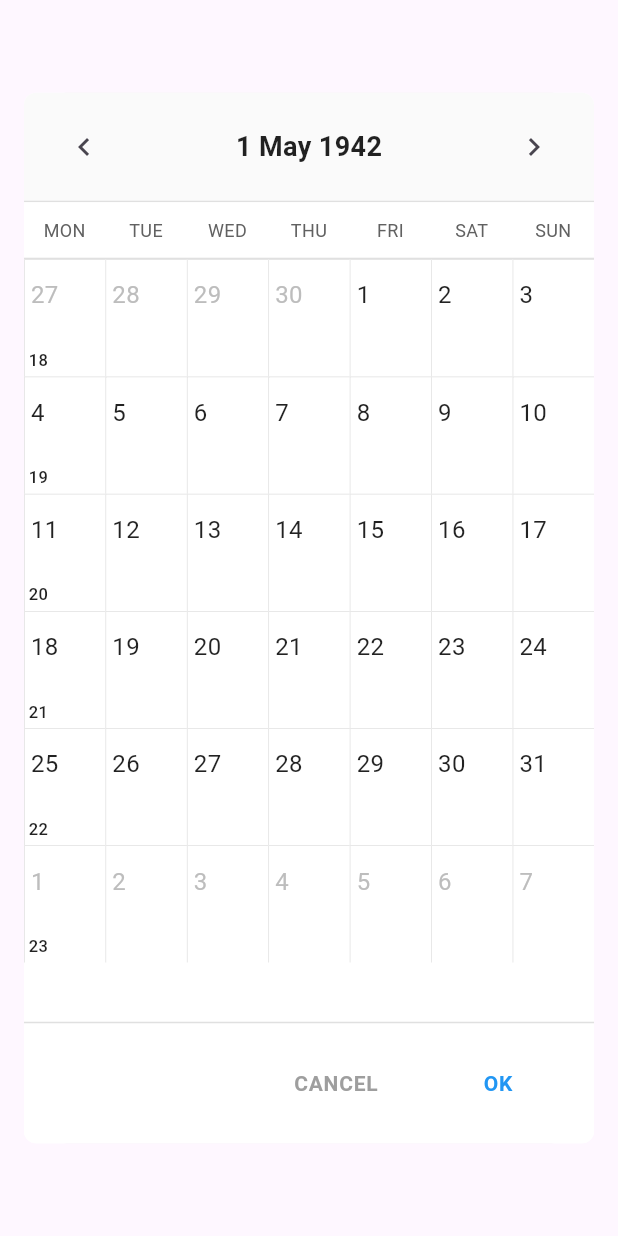
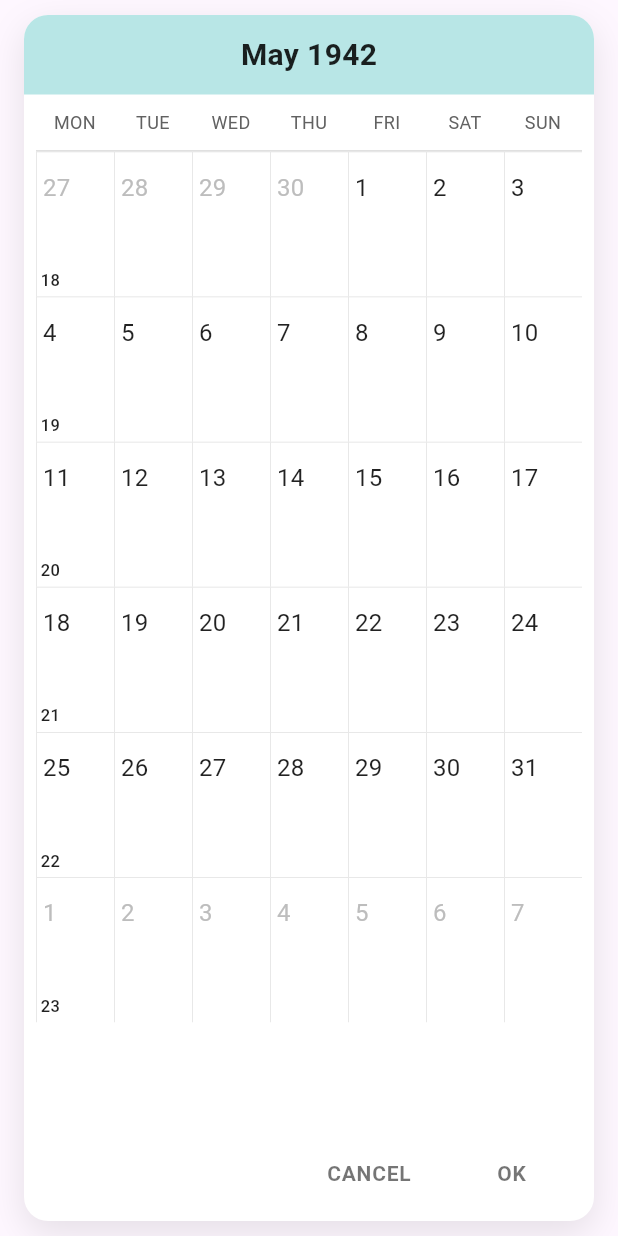
Before and after one commit to auzt/calendar_clean_architecture, a Flutter app: the DatePickerWidget widget shown alone on an empty page, opened directly with empty values, swiped to page 4, on a phone screen of 412 x 824 dp. Run offline on Flutter 3.47's test engine with Material 3 defaults, Android fonts, the phone set to English and light mode, and no system bars; our stand-ins replace connectivity_plus, dartz, dio, equatable, flutter_bloc, get_it and 4 more; missing offline and left inert: googleapis; accounts and stored records are empty.

Commit message:
tambah jadwal widget

```diff
--- a/lib/features/calendar/presentation/widgets/date_picker_widget.dart
+++ b/lib/features/calendar/presentation/widgets/date_picker_widget.dart
@@ -1,5 +1,5 @@
 // lib/features/calendar/presentation/widgets/date_picker_widget.dart
-// SIMPLE VERSION - Hanya MonthView asli + CANCEL/OK buttons
+// MENGGUNAKAN MonthViewWidget ASLI dengan parameter untuk disable popup
 
 import 'package:flutter/material.dart';
 import 'package:flutter_bloc/flutter_bloc.dart';
@@ -7,7 +7,6 @@ import '../../../../core/utils/date_utils.dart';
 import '../../domain/entities/calendar_date_range.dart';
 import '../bloc/calendar_bloc.dart';
 import '../bloc/calendar_event.dart' as calendar_events;
-import '../bloc/calendar_state.dart';
 import 'month_view_widget.dart';
 
 class DatePickerWidget extends StatefulWidget {
@@ -81,13 +80,23 @@ class _DatePickerWidgetState extends State<DatePickerWidget> {
   }
 
   void _onDateTap(DateTime date) {
+    // ✅ Validasi tidak bisa pilih tanggal sebelum hari ini
+    final today = DateTime.now();
+    final todayStart = DateTime(today.year, today.month, today.day);
+    final selectedStart = DateTime(date.year, date.month, date.day);
+
+    if (selectedStart.isBefore(todayStart)) {
+      // Jangan lakukan apa-apa jika tanggal sebelum hari ini
+      return;
+    }
+
     // Cek apakah tanggal dalam range yang diizinkan
     if (widget.minDate != null && date.isBefore(widget.minDate!)) {
-      return; // Silent fail untuk date yang tidak valid
+      return;
     }
 
     if (widget.maxDate != null && date.isAfter(widget.maxDate!)) {
-      return; // Silent fail untuk date yang tidak valid
+      return;
     }
 
     setState(() {
@@ -101,23 +110,31 @@ class _DatePickerWidgetState extends State<DatePickerWidget> {
   @override
   Widget build(BuildContext context) {
     return Dialog(
-      insetPadding:
-          const EdgeInsets.all(16), // Kurangi padding untuk popup lebih besar
+      insetPadding: const EdgeInsets.symmetric(vertical: 10, horizontal: 16),
+      backgroundColor: Colors.transparent,
       child: Container(
         width: double.maxFinite,
-        height: MediaQuery.of(context).size.height *
-            0.85, // ✅ POPUP LEBIH TINGGI (85%)
+        height: MediaQuery.of(context).size.height - 20,
         decoration: BoxDecoration(
           color: Colors.white,
-          borderRadius: BorderRadius.circular(8),
+          borderRadius: BorderRadius.circular(16),
+          boxShadow: [
+            BoxShadow(
+              color: Colors.black.withValues(alpha: 0.1),
+              blurRadius: 20,
+              offset: const Offset(0, 8),
+            ),
+          ],
         ),
         child: Column(
           children: [
-            // ✅ HEADER BULAN/TAHUN dengan navigation
-            _buildMonthYearHeader(),
+            // ✅ HEADER sederhana - hanya nama bulan tahun
+            _buildCleanHeader(),
 
-            // ✅ MONTH VIEW EXPANDED - Grid full ke bawah
+            // ✅ MonthViewWidget ASLI dengan parameter untuk disable popup
             Expanded(
+              child: Padding(
+                padding: const EdgeInsets.symmetric(horizontal: 8),
                 child: PageView.builder(
                   controller: _pageController,
                   onPageChanged: (index) {
@@ -134,124 +151,112 @@ class _DatePickerWidgetState extends State<DatePickerWidget> {
                       DateTime.now().year,
                       DateTime.now().month + monthOffset,
                     );
-                  return _buildPureMonthView(month);
+                    return _buildMonthViewWithSelection(month);
                   },
                 ),
               ),
+            ),
 
-            // ✅ SIMPLE BUTTONS - CANCEL & OK
-            _buildSimpleButtons(),
+            // ✅ BOTTOM BUTTONS rapat
+            _buildCleanButtons(),
           ],
         ),
       ),
     );
   }
 
-  // ✅ HEADER dengan bulan/tahun dan navigation
-  Widget _buildMonthYearHeader() {
+  Widget _buildCleanHeader() {
+    final monthYear =
+        "${_getMonthName(_currentMonth.month)} ${_currentMonth.year}";
+
     return Container(
-      padding: const EdgeInsets.symmetric(horizontal: 16, vertical: 12),
+      padding: const EdgeInsets.symmetric(horizontal: 20, vertical: 12),
       decoration: BoxDecoration(
-        color: Colors.grey.shade50,
+        color: const Color(0xFFB8E6E6),
         borderRadius: const BorderRadius.only(
-          topLeft: Radius.circular(8),
-          topRight: Radius.circular(8),
-        ),
-        border: Border(
-          bottom: BorderSide(color: Colors.grey.shade300),
+          topLeft: Radius.circular(16),
+          topRight: Radius.circular(16),
         ),
       ),
-      child: Row(
-        mainAxisAlignment: MainAxisAlignment.spaceBetween,
-        children: [
-          IconButton(
-            onPressed: () {
-              _pageController.previousPage(
-                duration: const Duration(milliseconds: 300),
-                curve: Curves.easeInOut,
-              );
-            },
-            icon: const Icon(Icons.chevron_left, size: 24),
-            tooltip: 'Bulan Sebelumnya',
-          ),
-          Text(
-            AppDateUtils.formatDisplayDate(_currentMonth).split(',')[1].trim(),
+      child: Center(
+        child: Text(
+          monthYear,
           style: const TextStyle(
-              fontSize: 18,
+            fontSize: 20,
             fontWeight: FontWeight.w600,
             color: Colors.black87,
           ),
         ),
-          IconButton(
-            onPressed: () {
-              _pageController.nextPage(
-                duration: const Duration(milliseconds: 300),
-                curve: Curves.easeInOut,
-              );
-            },
-            icon: const Icon(Icons.chevron_right, size: 24),
-            tooltip: 'Bulan Selanjutnya',
-          ),
-        ],
       ),
     );
   }
 
-  // ✅ MonthView MURNI tanpa modifikasi apapun
-  Widget _buildPureMonthView(DateTime month) {
-    return SimpleMonthViewWrapper(
+  Widget _buildMonthViewWithSelection(DateTime month) {
+    return Stack(
+      children: [
+        // ✅ MonthViewWidget ASLI dengan parameter showEventPreview: false
+        MonthViewWidget(
           month: month,
-      selectedDate: _selectedDate,
           onDateTap: _onDateTap,
-      showEvents: widget.showEvents,
+          onDateLongPress: null, // Disable long press
+          showEventPreview:
+              false, // ✅ PARAMETER BARU untuk disable popup preview
+        ),
+
+        // ✅ Selection overlay
+        _buildSelectionOverlay(),
+      ],
     );
   }
 
-  Widget _buildSimpleButtons() {
-    return Container(
-      padding: const EdgeInsets.symmetric(horizontal: 24, vertical: 16),
-      decoration: BoxDecoration(
-        color: Colors.white,
-        border: Border(
-          top: BorderSide(color: Colors.grey.shade300),
-        ),
-        borderRadius: const BorderRadius.only(
-          bottomLeft: Radius.circular(8),
-          bottomRight: Radius.circular(8),
+  Widget _buildSelectionOverlay() {
+    return Positioned.fill(
+      child: IgnorePointer(
+        child: CustomPaint(
+          painter: CleanSelectionPainter(
+            month: _currentMonth,
+            selectedDate: _selectedDate,
           ),
         ),
+      ),
+    );
+  }
+
+  Widget _buildCleanButtons() {
+    return Padding(
+      padding: const EdgeInsets.only(left: 20, right: 20, bottom: 8),
       child: Row(
         mainAxisAlignment: MainAxisAlignment.end,
         children: [
           TextButton(
             onPressed: () => Navigator.pop(context),
             style: TextButton.styleFrom(
-              padding: const EdgeInsets.symmetric(horizontal: 24, vertical: 12),
-              minimumSize: const Size(80, 40),
+              padding: const EdgeInsets.symmetric(horizontal: 20, vertical: 4),
+              minimumSize: const Size(70, 28),
             ),
             child: const Text(
               'CANCEL',
               style: TextStyle(
                 fontSize: 14,
                 fontWeight: FontWeight.w600,
-                color: Colors.grey,
+                color: Colors.black54,
                 letterSpacing: 0.5,
               ),
             ),
           ),
-          const SizedBox(width: 16),
+          const SizedBox(width: 12),
           TextButton(
             onPressed: () => Navigator.pop(context, _selectedDate),
             style: TextButton.styleFrom(
-              padding: const EdgeInsets.symmetric(horizontal: 24, vertical: 12),
-              minimumSize: const Size(80, 40),
+              padding: const EdgeInsets.symmetric(horizontal: 20, vertical: 4),
+              minimumSize: const Size(70, 28),
             ),
             child: const Text(
               'OK',
               style: TextStyle(
                 fontSize: 14,
                 fontWeight: FontWeight.w600,
-                color: Colors.blue,
+                color: Colors.black54,
                 letterSpacing: 0.5,
               ),
             ),
@@ -260,67 +265,39 @@ class _DatePickerWidgetState extends State<DatePickerWidget> {
       ),
     );
   }
-}
 
-// ✅ WRAPPER sederhana untuk MonthViewWidget
-class SimpleMonthViewWrapper extends StatelessWidget {
-  final DateTime month;
-  final DateTime selectedDate;
-  final Function(DateTime) onDateTap;
-  final bool showEvents;
-
-  const SimpleMonthViewWrapper({
-    super.key,
-    required this.month,
-    required this.selectedDate,
-    required this.onDateTap,
-    this.showEvents = true,
-  });
-
-  @override
-  Widget build(BuildContext context) {
-    return Stack(
-      children: [
-        // ✅ MonthViewWidget ASLI 100% tanpa perubahan
-        MonthViewWidget(
-          month: month,
-          onDateTap: onDateTap,
-          onDateLongPress: null, // Disable long press
-        ),
-
-        // ✅ Selection indicator yang sangat minimal
-        _buildVeryMinimalSelection(),
-      ],
-    );
-  }
-
-  Widget _buildVeryMinimalSelection() {
-    return Positioned.fill(
-      child: IgnorePointer(
-        child: CustomPaint(
-          painter: VeryMinimalSelectionPainter(
-            month: month,
-            selectedDate: selectedDate,
-          ),
-        ),
-      ),
-    );
+  String _getMonthName(int month) {
+    const months = [
+      '',
+      'January',
+      'February',
+      'March',
+      'April',
+      'May',
+      'June',
+      'July',
+      'August',
+      'September',
+      'October',
+      'November',
+      'December'
+    ];
+    return months[month];
   }
 }
 
-// ✅ PAINTER yang sangat minimal untuk selected date
-class VeryMinimalSelectionPainter extends CustomPainter {
+// ✅ SELECTION PAINTER untuk highlight tanggal yang dipilih
+class CleanSelectionPainter extends CustomPainter {
   final DateTime month;
   final DateTime selectedDate;
 
-  VeryMinimalSelectionPainter({
+  const CleanSelectionPainter({
     required this.month,
     required this.selectedDate,
   });
 
   @override
   void paint(Canvas canvas, Size size) {
-    // Cari posisi tanggal yang dipilih
     final firstDayOfMonth = DateTime(month.year, month.month, 1);
     final firstWeekdayOffset = (firstDayOfMonth.weekday + 6) % 7;
     final startDate =
@@ -337,8 +314,7 @@ class VeryMinimalSelectionPainter extends CustomPainter {
 
     if (selectedIndex == null) return;
 
-    // ✅ Kalkulasi posisi grid yang tepat - sesuai dengan MonthViewWidget
-    final headerHeight = size.height * 0.08; // Header weekdays yang lebih kecil
+    final headerHeight = size.height * 0.08;
     final gridHeight = size.height - headerHeight;
     final cellWidth = size.width / 7;
     final cellHeight = gridHeight / 6;
@@ -353,36 +329,27 @@ class VeryMinimalSelectionPainter extends CustomPainter {
       cellHeight,
     );
 
-    // ✅ Highlight background biru transparan
+    // ✅ Background kuning muda untuk selected
     final highlightPaint = Paint()
-      ..color = Colors.blue.withOpacity(0.15)
+      ..color = const Color(0xFFFFF9C4)
       ..style = PaintingStyle.fill;
 
-    canvas.drawRRect(
-      RRect.fromRectAndRadius(
-        cellRect.deflate(3),
-        const Radius.circular(6),
-      ),
-      highlightPaint,
-    );
+    canvas.drawRect(cellRect, highlightPaint);
 
-    // ✅ Border biru solid seperti di screenshot
+    // ✅ Border biru muda
     final borderPaint = Paint()
-      ..color = Colors.blue
+      ..color = const Color(0xFF4FC3F7)
       ..style = PaintingStyle.stroke
-      ..strokeWidth = 2.5;
+      ..strokeWidth = 2.0;
 
-    canvas.drawRRect(
-      RRect.fromRectAndRadius(
-        cellRect.deflate(3),
-        const Radius.circular(6),
-      ),
+    canvas.drawRect(
+      cellRect.deflate(1),
       borderPaint,
     );
   }
 
   @override
   bool shouldRepaint(covariant CustomPainter oldDelegate) {
-    return false;
+    return true;
   }
 }
--- a/lib/features/calendar/presentation/widgets/month_view_widget.dart
+++ b/lib/features/calendar/presentation/widgets/month_view_widget.dart
@@ -25,12 +25,14 @@ class MonthViewWidget extends StatelessWidget {
   final DateTime month;
   final Function(DateTime) onDateTap;
   final Function(DateTime)? onDateLongPress;
+  final bool showEventPreview;
 
   const MonthViewWidget({
     super.key,
     required this.month,
     required this.onDateTap,
     this.onDateLongPress,
+    this.showEventPreview = true,
   });
 
   final int _displayStartTimeHour = 8;
@@ -209,8 +211,12 @@ class MonthViewWidget extends StatelessWidget {
 
     return GestureDetector(
       onTap: () {
-        if (hasAnyEvents) {
-          _showEventPreviewPopup(context, date, dayEvents);
+        if (showEventPreview && hasAnyEvents) {
+          _showEventPreviewPopup(context, date,
+              dayEvents); // Popup hanya jika showEventPreview = true
+        } else {
+          onDateTap(
+              date); // Langsung panggil onDateTap jika showEventPreview = false
         }
       },
       onLongPress: () => onDateLongPress?.call(date),
@@ -439,14 +445,16 @@ class MonthViewWidget extends StatelessWidget {
                                     children: [
                                       if (hasEventsBeforeDisplayStart)
                                         Icon(Icons.arrow_drop_up,
-                                            size: _arrowIconSize * 0.7, // Mengecilkan ukuran ikon
+                                            size: _arrowIconSize *
+                                                0.7, // Mengecilkan ukuran ikon
                                             color: Colors.grey.shade700),
                                       if (hasEventsBeforeDisplayStart &&
                                           hasEventsAfterDisplayEnd)
                                         SizedBox(width: 2),
                                       if (hasEventsAfterDisplayEnd)
                                         Icon(Icons.arrow_drop_down,
-                                            size: _arrowIconSize * 0.7, // Mengecilkan ukuran ikon
+                                            size: _arrowIconSize *
+                                                0.7, // Mengecilkan ukuran ikon
                                             color: Colors.grey.shade700),
                                     ],
                                   ),
```
Lines whose indentation alone changed are shown as unchanged.
